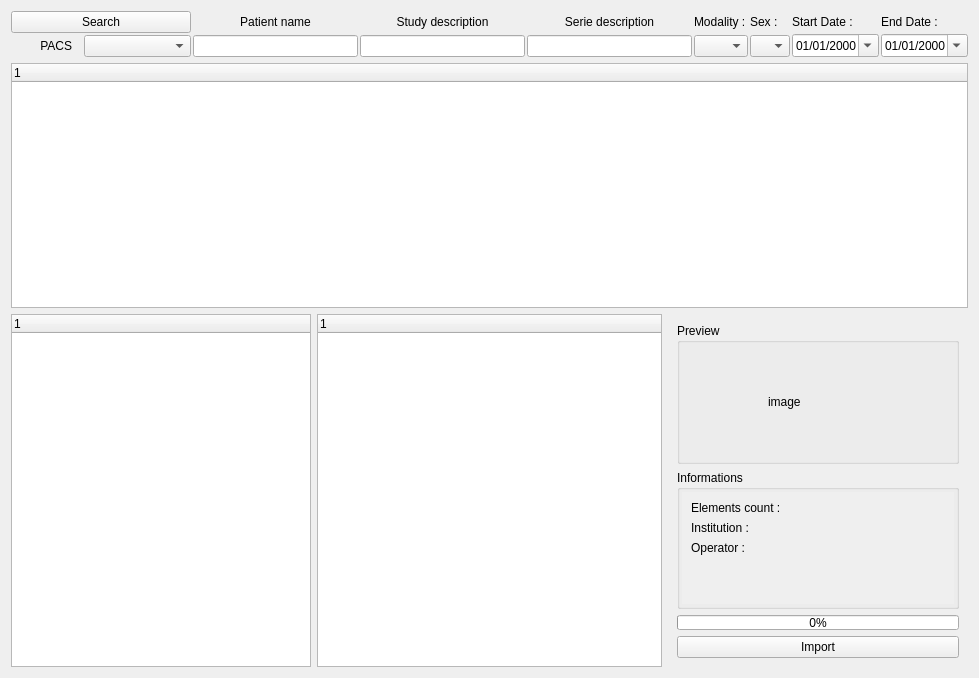
Above: Code/qtdcm.ui from qtdcm/qtdcm before the change. Below: the same form after it.
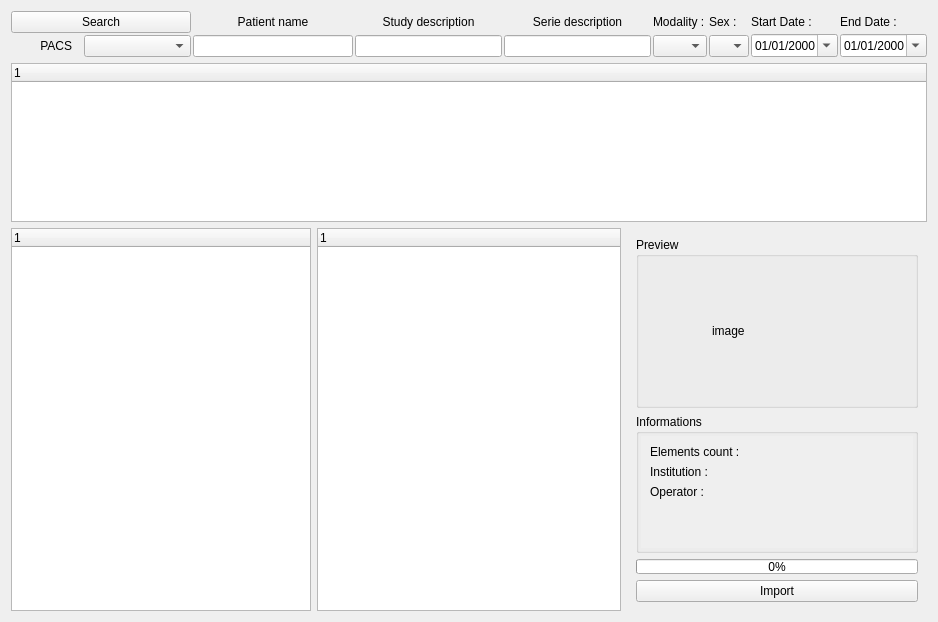
That is the form after the change. Icons and pictures are not drawn.

```diff
--- a/Code/qtdcm.ui
+++ b/Code/qtdcm.ui
@@ -6,8 +6,8 @@
    <rect>
     <x>0</x>
     <y>0</y>
-    <width>979</width>
-    <height>678</height>
+    <width>938</width>
+    <height>622</height>
    </rect>
   </property>
   <property name="windowTitle">
@@ -439,14 +439,14 @@
             <widget class="QLabel" name="imageLabel">
              <property name="minimumSize">
               <size>
-               <width>100</width>
-               <height>100</height>
+               <width>130</width>
+               <height>130</height>
               </size>
              </property>
              <property name="maximumSize">
               <size>
-               <width>100</width>
-               <height>100</height>
+               <width>130</width>
+               <height>130</height>
               </size>
              </property>
              <property name="text">
@@ -564,6 +564,9 @@
                  <property name="orientation">
                   <enum>Qt::Vertical</enum>
                  </property>
+                 <property name="sizeType">
+                  <enum>QSizePolicy::Expanding</enum>
+                 </property>
                  <property name="sizeHint" stdset="0">
                   <size>
                    <width>20</width>
```
